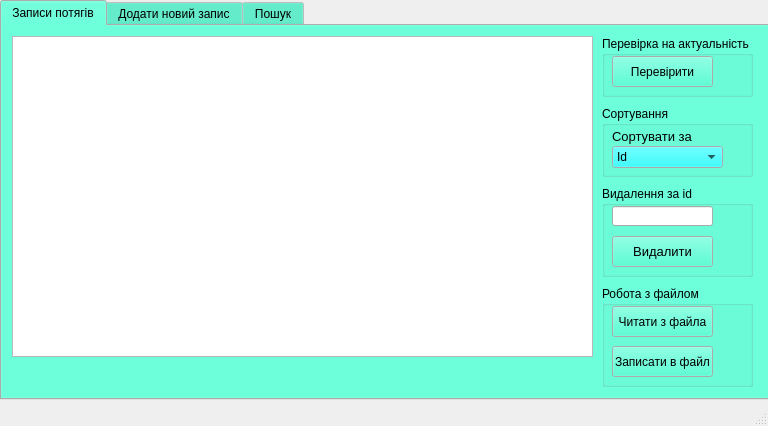
This is mainwindow.ui in MyNameIsLiza/Qt_P5 as Qt 5 draws it before an edit. The edited form follows.
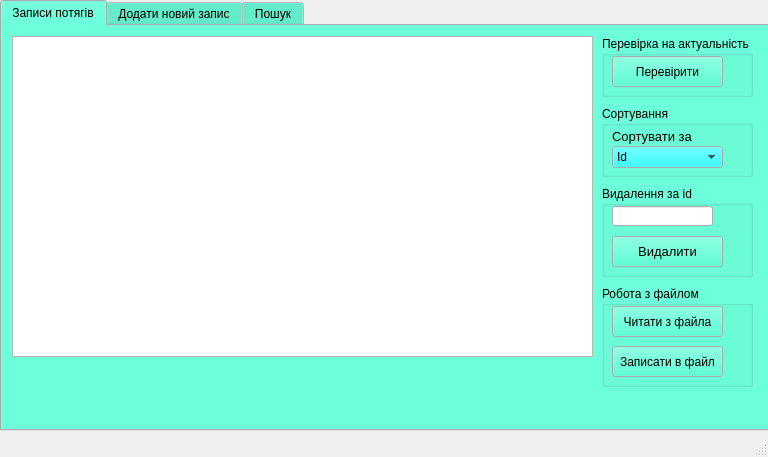
This is the edited form. The open tabs and pages were chosen to show the change.

Commit message: Останні зміни

```diff
--- a/mainwindow.ui
+++ b/mainwindow.ui
@@ -7,7 +7,7 @@
     <x>0</x>
     <y>0</y>
     <width>768</width>
-    <height>426</height>
+    <height>457</height>
    </rect>
   </property>
   <property name="sizePolicy">
@@ -67,8 +67,8 @@
      <rect>
       <x>0</x>
       <y>0</y>
-      <width>771</width>
-      <height>400</height>
+      <width>770</width>
+      <height>431</height>
      </rect>
     </property>
     <property name="currentIndex">
@@ -237,7 +237,7 @@
         <rect>
          <x>10</x>
          <y>50</y>
-         <width>101</width>
+         <width>111</width>
          <height>31</height>
         </rect>
        </property>
@@ -268,7 +268,7 @@
         <rect>
          <x>10</x>
          <y>20</y>
-         <width>101</width>
+         <width>111</width>
          <height>31</height>
         </rect>
        </property>
@@ -331,7 +331,7 @@
         <rect>
          <x>10</x>
          <y>20</y>
-         <width>101</width>
+         <width>111</width>
          <height>31</height>
         </rect>
        </property>
@@ -344,7 +344,7 @@
         <rect>
          <x>10</x>
          <y>60</y>
-         <width>101</width>
+         <width>111</width>
          <height>31</height>
         </rect>
        </property>
```
Left out of the diff: 4 changed lines with no effect on the pictures. The commit also changes 2 other files.
